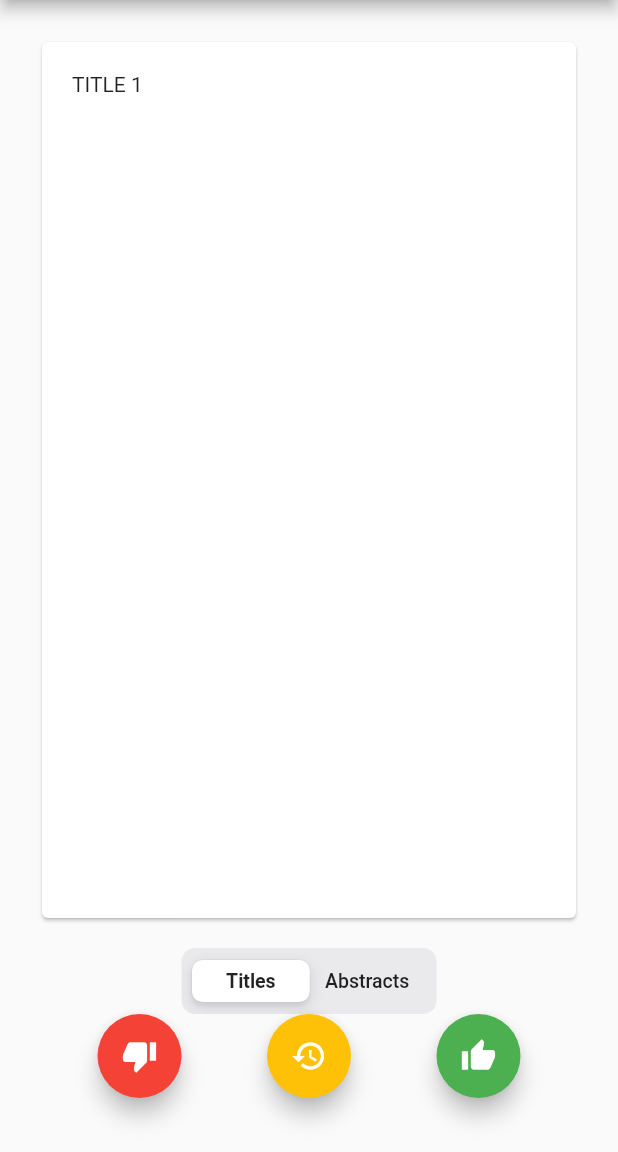
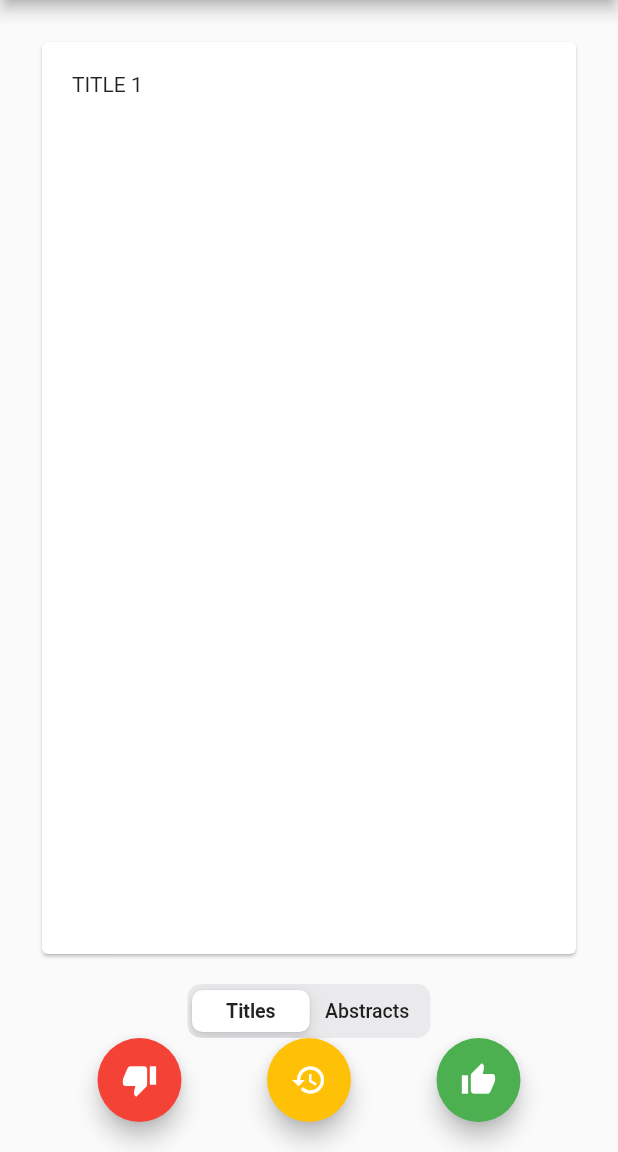
Before and after one commit to enigmatic-bacon/scilit-review, a Flutter app: the screen it shows after launch, on a phone screen of 412 x 824 dp, the part 84-1236 px from its top. Run offline on Flutter 3.47's test engine with Material 2 defaults, Android fonts, the phone set to English and light mode, and no system bars.

Commit message:
formatting fixes

```diff
--- a/lib/frontend/homepage.dart
+++ b/lib/frontend/homepage.dart
@@ -24,17 +24,18 @@ class _MyHomePageState extends State<MyHomePage> {
       ),
       body: Center(
         child: Padding(
-          padding: const EdgeInsets.fromLTRB(8.0, 8.0, 8.0, 36.0),
+          padding: const EdgeInsets.fromLTRB(8.0, 8.0, 8.0, 20.0),
           child: Column(
             mainAxisAlignment: MainAxisAlignment.center,
             children: <Widget>[
-              _showingTitles == true
-                  ? SciCard(
-                      text: titles[_paperIndex],
-                    )
-                  : SciCard(
-                      text: abstracts[_paperIndex],
-                    ),
+              if (_showingTitles == true)
+                SciCard(
+                  text: titles[_paperIndex],
+                )
+              else
+                SciCard(
+                  text: abstracts[_paperIndex],
+                ),
               SettingSwitch(
                 switchToTitles: switchToTitles,
                 switchToAbstracts: switchToAbstracts,
--- a/lib/frontend/settingswitch.dart
+++ b/lib/frontend/settingswitch.dart
@@ -25,7 +25,7 @@ class _SettingSwitchState extends State<SettingSwitch> {
   @override
   Widget build(BuildContext context) {
     return CupertinoSlidingSegmentedControl(
-      padding: EdgeInsets.all(8.0),
+      padding: EdgeInsets.all(4.0),
       groupValue: segmentedControlInt,
       children: myTabs,
       onValueChanged: (i) {
```
